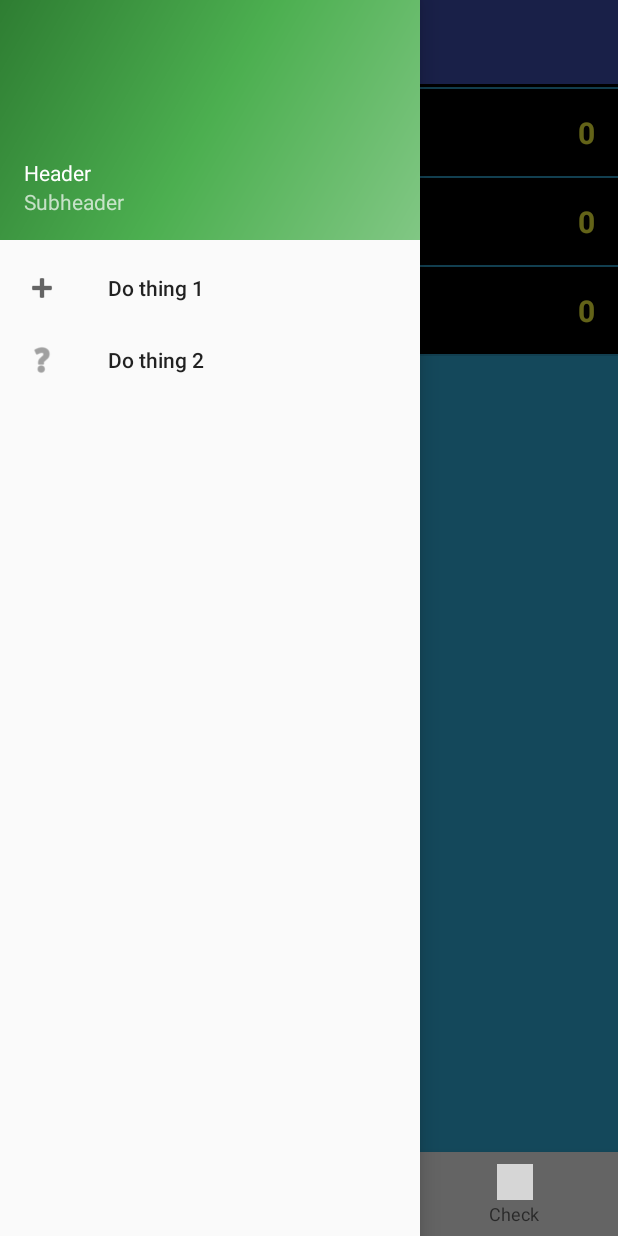
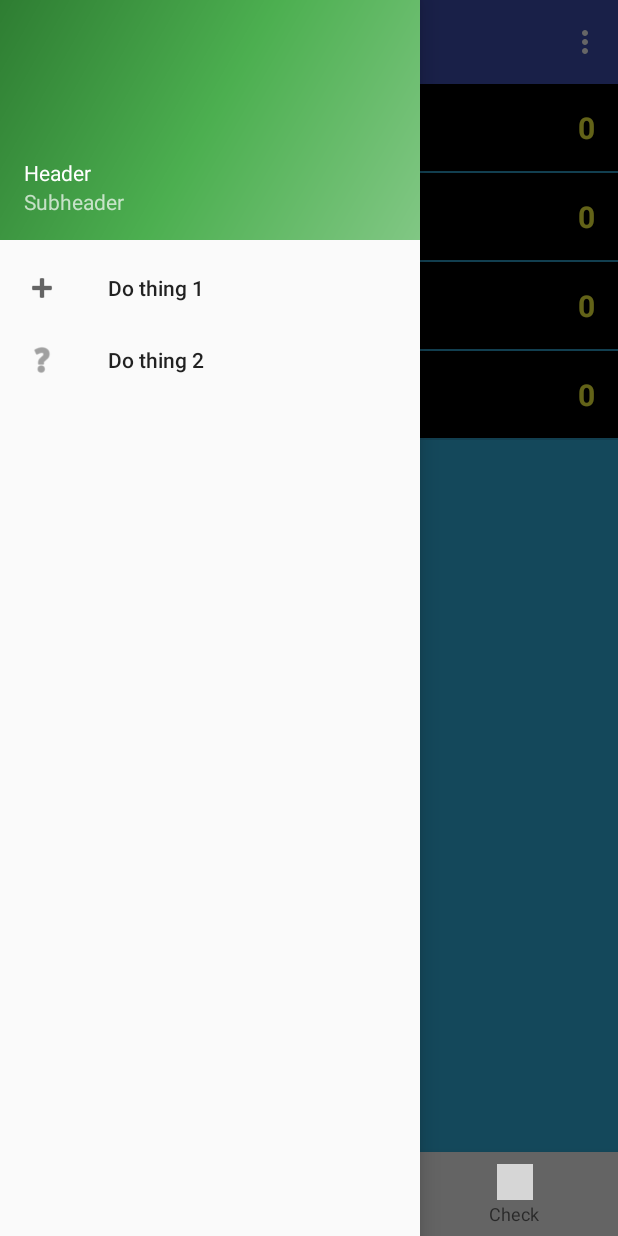
Before and after one commit to klcopp/BKKTix, an Android app: the screen it shows after launch (MainActivity), with the side drawer open, on a phone screen of 412 x 824 dp. Run offline under Robolectric (Android 15) with nearby library versions, the phone set to English and light mode, and no system bars; grey boxes are pictures that could not be loaded.

Commit message:
Toolbar is showing; navigation drawer is not yet

```diff
--- a/BKKTix/app/src/main/java/hu/ait/karen/bkktix/MainActivity.java
+++ b/BKKTix/app/src/main/java/hu/ait/karen/bkktix/MainActivity.java
@@ -15,6 +15,8 @@ import android.support.v4.widget.DrawerLayout;
 import android.support.v7.app.ActionBarDrawerToggle;
 import android.support.v7.app.AppCompatActivity;
 import android.support.v7.widget.Toolbar;
+import android.view.LayoutInflater;
+import android.view.Menu;
 import android.view.MenuItem;
 import android.view.View;
 import android.widget.Toast;
@@ -117,7 +119,33 @@ public class MainActivity extends AppCompatActivity
     private void setUpToolbar() {
         toolbar = (android.support.v7.widget.Toolbar) findViewById(R.id.toolbar);
         setSupportActionBar(toolbar);
+
+//        Toolbar toolbar = LayoutInflater.from(this).inflate(R.layout.toolbar, null)
+//        setSupportActionBar(toolbar);
     }
+
+    @Override
+    public boolean onCreateOptionsMenu(Menu menu) {
+        // Inflate the menu; this adds items to the action bar if it is present.
+        getMenuInflater().inflate(R.menu.main, menu);
+        return true;
+    }
+
+    @Override
+    public boolean onOptionsItemSelected(MenuItem item) {
+        // Handle action bar item clicks here. The action bar will
+        // automatically handle clicks on the Home/Up button, so long
+        // as you specify a parent activity in AndroidManifest.xml.
+        int id = item.getItemId();
+
+        //noinspection SimplifiableIfStatement
+        if (id == R.id.action_settings) {
+            return true;
+        }
+
+        return super.onOptionsItemSelected(item);
+    }
+
 
 
     private void setUpNavigationView() {
--- a/BKKTix/app/src/main/res/layout/content_main.xml
+++ b/BKKTix/app/src/main/res/layout/content_main.xml
@@ -10,6 +10,7 @@
 
     <!--TODO there are two framelayouts here, that's a lot -->
     <FrameLayout
+        android:layout_marginTop="?attr/actionBarSize"
         android:id="@+id/content"
         android:layout_width="match_parent"
         android:layout_height="0dp"
--- a/BKKTix/app/src/main/res/menu/main.xml
+++ b/BKKTix/app/src/main/res/menu/main.xml
@@ -3,9 +3,9 @@
     xmlns:app="http://schemas.android.com/apk/res-auto">
     <!--TODO in case we want settings-->
 
-    <!--<item-->
-    <!--android:id="@+id/action_settings"-->
-    <!--android:orderInCategory="100"-->
-    <!--android:title="@string/action_settings"-->
-    <!--app:showAsAction="never" />-->
+    <item
+    android:id="@+id/action_settings"
+    android:orderInCategory="100"
+    android:title="@string/action_settings"
+    app:showAsAction="never" />
 </menu>
--- a/BKKTix/app/src/main/res/values/strings.xml
+++ b/BKKTix/app/src/main/res/values/strings.xml
@@ -9,4 +9,5 @@
     <string name="_120_min_tix">New 120 Minute Tickets</string>
     <string name="navigation_drawer_open">Open navigation drawer</string>
     <string name="navigation_drawer_close">Close navigation drawer</string>
+    <string name="action_settings">Settings</string>
 </resources>
```
Also changed, not shown: BKKTix/app/src/main/res/values/styles.xml (+7 -6 lines).
